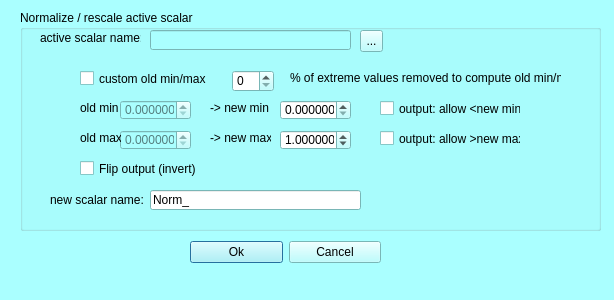
Above: MorphoDig/Qt/mqScalarsNormalizationDialog.ui from morphomuseum/MorphoDig before the change. Below: the same form after it.
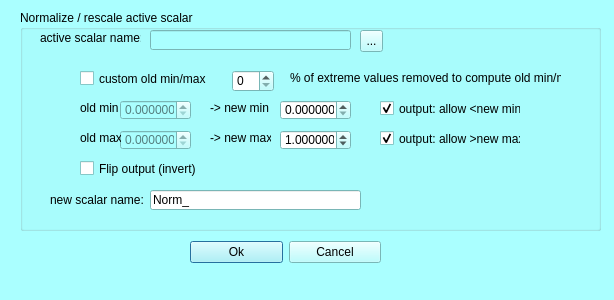
That is the form after the change. Icons and pictures are not drawn.

Commit message: Scalar Normalization, suggested min max , also Edit scalars dialog improved...

Diff of the .ui file:
```diff
--- a/MorphoDig/Qt/mqScalarsNormalizationDialog.ui
+++ b/MorphoDig/Qt/mqScalarsNormalizationDialog.ui
@@ -666,6 +666,9 @@
     <property name="text">
      <string>output: allow &lt;new min</string>
     </property>
+    <property name="checked">
+     <bool>true</bool>
+    </property>
    </widget>
    <widget class="QCheckBox" name="allowMax">
     <property name="geometry">
@@ -679,6 +682,9 @@
     <property name="text">
      <string>output: allow &gt;new max</string>
     </property>
+    <property name="checked">
+     <bool>true</bool>
+    </property>
    </widget>
    <widget class="QSpinBox" name="removePercent">
     <property name="geometry">
```
Left out of the diff: 3 changed lines with no effect on the pictures. The commit also changes 6 other files.
